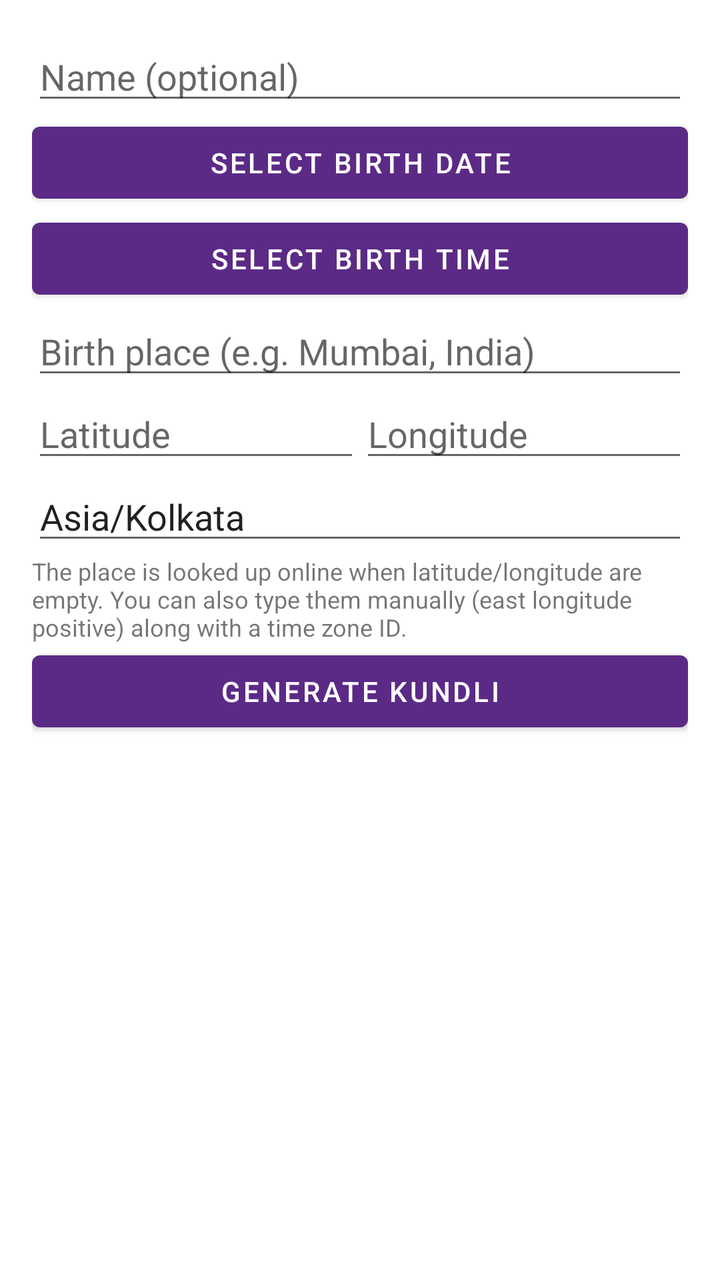
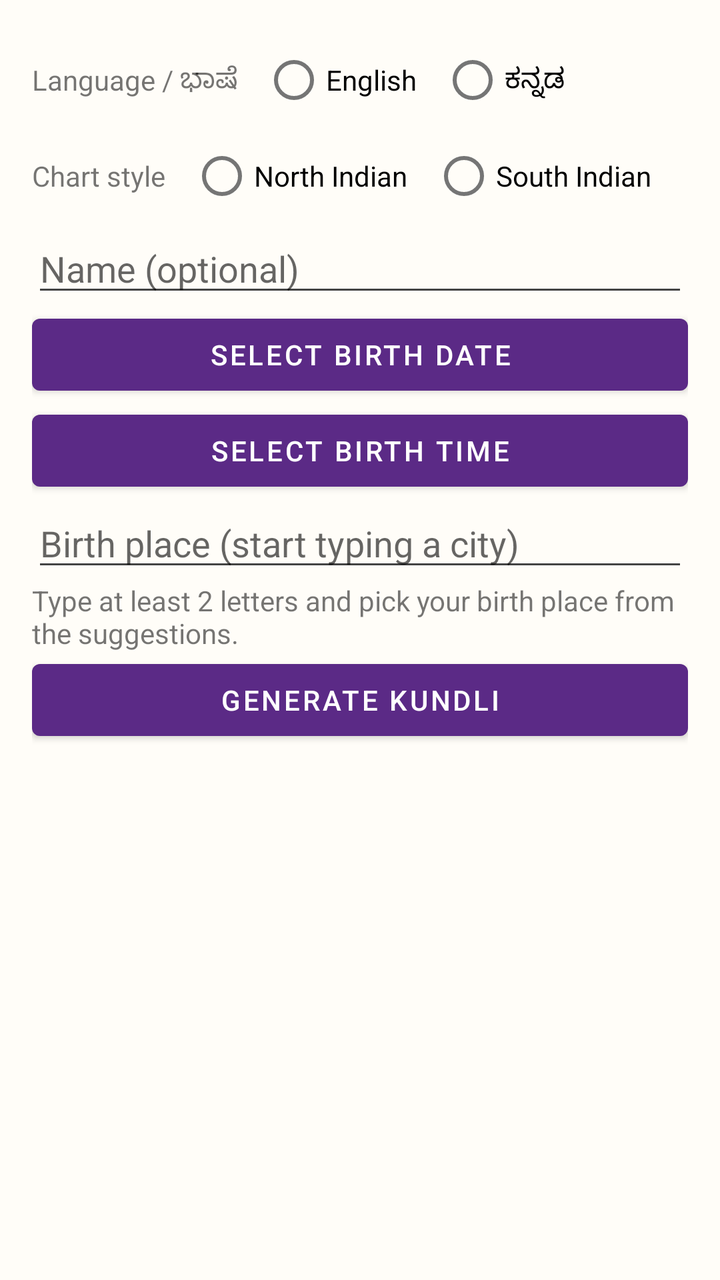

The first picture is an Android layout as it rendered before a commit; the second is the same layout after the commit. The layout source and the unified diff follow.
<!-- AndroidManifest.xml: application theme Theme.Astrology -->
<!-- res/layout/activity_main.xml -->
<?xml version="1.0" encoding="utf-8"?>
<ScrollView xmlns:android="http://schemas.android.com/apk/res/android"
    android:layout_width="match_parent"
    android:layout_height="match_parent"
    android:fillViewport="true">

    <LinearLayout
        android:layout_width="match_parent"
        android:layout_height="wrap_content"
        android:orientation="vertical"
        android:padding="16dp">

        <EditText
            android:id="@+id/etName"
            android:layout_width="match_parent"
            android:layout_height="wrap_content"
            android:hint="Name (optional)"
            android:inputType="textPersonName" />

        <Button
            android:id="@+id/btnDate"
            android:layout_width="match_parent"
            android:layout_height="wrap_content"
            android:text="Select birth date" />

        <Button
            android:id="@+id/btnTime"
            android:layout_width="match_parent"
            android:layout_height="wrap_content"
            android:text="Select birth time" />

        <EditText
            android:id="@+id/etPlace"
            android:layout_width="match_parent"
            android:layout_height="wrap_content"
            android:hint="Birth place (e.g. Mumbai, India)"
            android:inputType="textPostalAddress" />

        <LinearLayout
            android:layout_width="match_parent"
            android:layout_height="wrap_content"
            android:orientation="horizontal">

            <EditText
                android:id="@+id/etLat"
                android:layout_width="0dp"
                android:layout_height="wrap_content"
                android:layout_weight="1"
                android:hint="Latitude"
                android:inputType="numberSigned|numberDecimal" />

            <EditText
                android:id="@+id/etLon"
                android:layout_width="0dp"
                android:layout_height="wrap_content"
                android:layout_weight="1"
                android:hint="Longitude"
                android:inputType="numberSigned|numberDecimal" />
        </LinearLayout>

        <EditText
            android:id="@+id/etTz"
            android:layout_width="match_parent"
            android:layout_height="wrap_content"
            android:hint="Time zone ID"
            android:inputType="text"
            android:text="Asia/Kolkata" />

        <TextView
            android:layout_width="match_parent"
            android:layout_height="wrap_content"
            android:text="The place is looked up online when latitude/longitude are empty. You can also type them manually (east longitude positive) along with a time zone ID."
            android:textSize="12sp" />

        <Button
            android:id="@+id/btnGenerate"
            android:layout_width="match_parent"
            android:layout_height="wrap_content"
            android:text="Generate Kundli" />

        <ProgressBar
            android:id="@+id/progress"
            style="?android:attr/progressBarStyleSmall"
            android:layout_width="wrap_content"
            android:layout_height="wrap_content"
            android:layout_gravity="center"
            android:visibility="gone" />

        <LinearLayout
            android:id="@+id/resultContainer"
            android:layout_width="match_parent"
            android:layout_height="wrap_content"
            android:orientation="vertical" />
    </LinearLayout>
</ScrollView>
<!-- resources referenced by this layout -->
<resources>
  <style name="Theme.Astrology" parent="Theme.MaterialComponents.DayNight.DarkActionBar">
          <item name="colorPrimary">#5B2A86</item>
          <item name="colorPrimaryVariant">#3E1A5E</item>
          <item name="colorOnPrimary">#FFFFFF</item>
          <item name="colorSecondary">#E0A526</item>
      </style>
</resources>

<!-- the commit's change to res/layout/activity_main.xml (unified diff, before → after) -->
@@ -9,6 +9,76 @@
         android:layout_height="wrap_content"
         android:orientation="vertical"
         android:padding="16dp">
+
+        <LinearLayout
+            android:layout_width="match_parent"
+            android:layout_height="wrap_content"
+            android:gravity="center_vertical"
+            android:orientation="horizontal">
+
+            <TextView
+                android:id="@+id/tvLangLabel"
+                android:layout_width="wrap_content"
+                android:layout_height="wrap_content"
+                android:text="Language / ಭಾಷೆ"
+                android:textSize="14sp" />
+
+            <RadioGroup
+                android:id="@+id/rgLang"
+                android:layout_width="wrap_content"
+                android:layout_height="wrap_content"
+                android:layout_marginStart="12dp"
+                android:orientation="horizontal">
+
+                <RadioButton
+                    android:id="@+id/rbEnglish"
+                    android:layout_width="wrap_content"
+                    android:layout_height="wrap_content"
+                    android:text="English" />
+
+                <RadioButton
+                    android:id="@+id/rbKannada"
+                    android:layout_width="wrap_content"
+                    android:layout_height="wrap_content"
+                    android:layout_marginStart="12dp"
+                    android:text="ಕನ್ನಡ" />
+            </RadioGroup>
+        </LinearLayout>
+
+        <LinearLayout
+            android:layout_width="match_parent"
+            android:layout_height="wrap_content"
+            android:gravity="center_vertical"
+            android:orientation="horizontal">
+
+            <TextView
+                android:id="@+id/tvStyleLabel"
+                android:layout_width="wrap_content"
+                android:layout_height="wrap_content"
+                android:text="Chart style"
+                android:textSize="14sp" />
+
+            <RadioGroup
+                android:id="@+id/rgChartStyle"
+                android:layout_width="wrap_content"
+                android:layout_height="wrap_content"
+                android:layout_marginStart="12dp"
+                android:orientation="horizontal">
+
+                <RadioButton
+                    android:id="@+id/rbNorth"
+                    android:layout_width="wrap_content"
+                    android:layout_height="wrap_content"
+                    android:text="North Indian" />
+
+                <RadioButton
+                    android:id="@+id/rbSouth"
+                    android:layout_width="wrap_content"
+                    android:layout_height="wrap_content"
+                    android:layout_marginStart="12dp"
+                    android:text="South Indian" />
+            </RadioGroup>
+        </LinearLayout>
 
         <EditText
             android:id="@+id/etName"
@@ -29,54 +99,52 @@
             android:layout_height="wrap_content"
             android:text="Select birth time" />
 
-        <EditText
+        <AutoCompleteTextView
             android:id="@+id/etPlace"
             android:layout_width="match_parent"
             android:layout_height="wrap_content"
-            android:hint="Birth place (e.g. Mumbai, India)"
-            android:inputType="textPostalAddress" />
+            android:completionThreshold="1"
+            android:hint="Birth place (start typing a city)"
+            android:imeOptions="actionDone"
+            android:inputType="text|textNoSuggestions"
+            android:maxLines="1" />
 
-        <LinearLayout
+        <TextView
+            android:id="@+id/tvPlaceInfo"
             android:layout_width="match_parent"
             android:layout_height="wrap_content"
-            android:orientation="horizontal">
-
-            <EditText
-                android:id="@+id/etLat"
-                android:layout_width="0dp"
-                android:layout_height="wrap_content"
-                android:layout_weight="1"
-                android:hint="Latitude"
-                android:inputType="numberSigned|numberDecimal" />
-
-            <EditText
-                android:id="@+id/etLon"
-                android:layout_width="0dp"
-                android:layout_height="wrap_content"
-                android:layout_weight="1"
-                android:hint="Longitude"
-                android:inputType="numberSigned|numberDecimal" />
-        </LinearLayout>
-
-        <EditText
-            android:id="@+id/etTz"
-            android:layout_width="match_parent"
-            android:layout_height="wrap_content"
-            android:hint="Time zone ID"
-            android:inputType="text"
-            android:text="Asia/Kolkata" />
-
-        <TextView
-            android:layout_width="match_parent"
-            android:layout_height="wrap_content"
-            android:text="The place is looked up online when latitude/longitude are empty. You can also type them manually (east longitude positive) along with a time zone ID."
-            android:textSize="12sp" />
+            android:text="Type at least 2 letters and pick your birth place from the suggestions."
+            android:textSize="14sp" />
 
         <Button
             android:id="@+id/btnGenerate"
             android:layout_width="match_parent"
             android:layout_height="wrap_content"
             android:text="Generate Kundli" />
+
+        <LinearLayout
+            android:id="@+id/exportRow"
+            android:layout_width="match_parent"
+            android:layout_height="wrap_content"
+            android:orientation="horizontal"
+            android:visibility="gone">
+
+            <Button
+                android:id="@+id/btnSavePdf"
+                android:layout_width="0dp"
+                android:layout_height="wrap_content"
+                android:layout_marginEnd="4dp"
+                android:layout_weight="1"
+                android:text="Save PDF" />
+
+            <Button
+                android:id="@+id/btnSharePdf"
+                android:layout_width="0dp"
+                android:layout_height="wrap_content"
+                android:layout_marginStart="4dp"
+                android:layout_weight="1"
+                android:text="Share PDF" />
+        </LinearLayout>
 
         <ProgressBar
             android:id="@+id/progress"
<!-- resource entries referenced after the edit -->
@@ -1,10 +1,15 @@
 <!-- resources referenced by this layout -->
 <resources>
-  <style name="Theme.Astrology" parent="Theme.MaterialComponents.DayNight.DarkActionBar">
+  <style name="Theme.Astrology" parent="Theme.MaterialComponents.Light.DarkActionBar">
+          <item name="android:windowBackground">@color/page_bg</item>
+          <item name="android:windowLightStatusBar">true</item>
+          <item name="android:textColorPrimary">#1B1B1B</item>
+          <item name="android:textColorSecondary">#444444</item>
           <item name="colorPrimary">#5B2A86</item>
           <item name="colorPrimaryVariant">#3E1A5E</item>
           <item name="colorOnPrimary">#FFFFFF</item>
           <item name="colorSecondary">#E0A526</item>
       </style>
+  <color name="page_bg">#FFFDF8</color>
 </resources>
 
